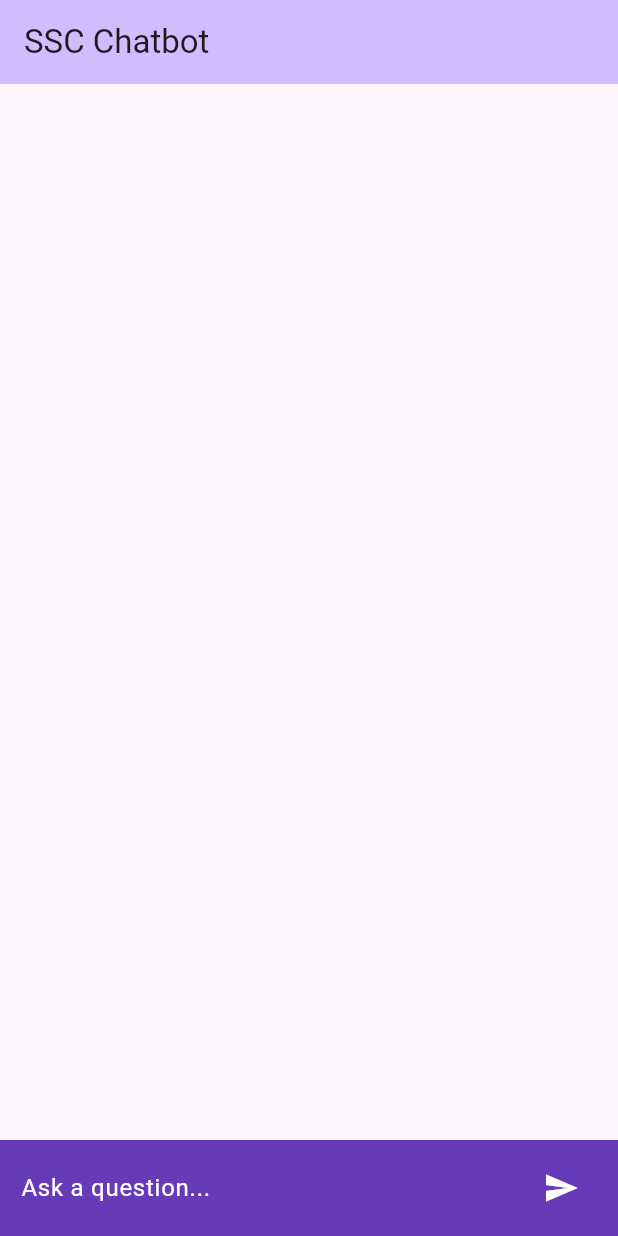
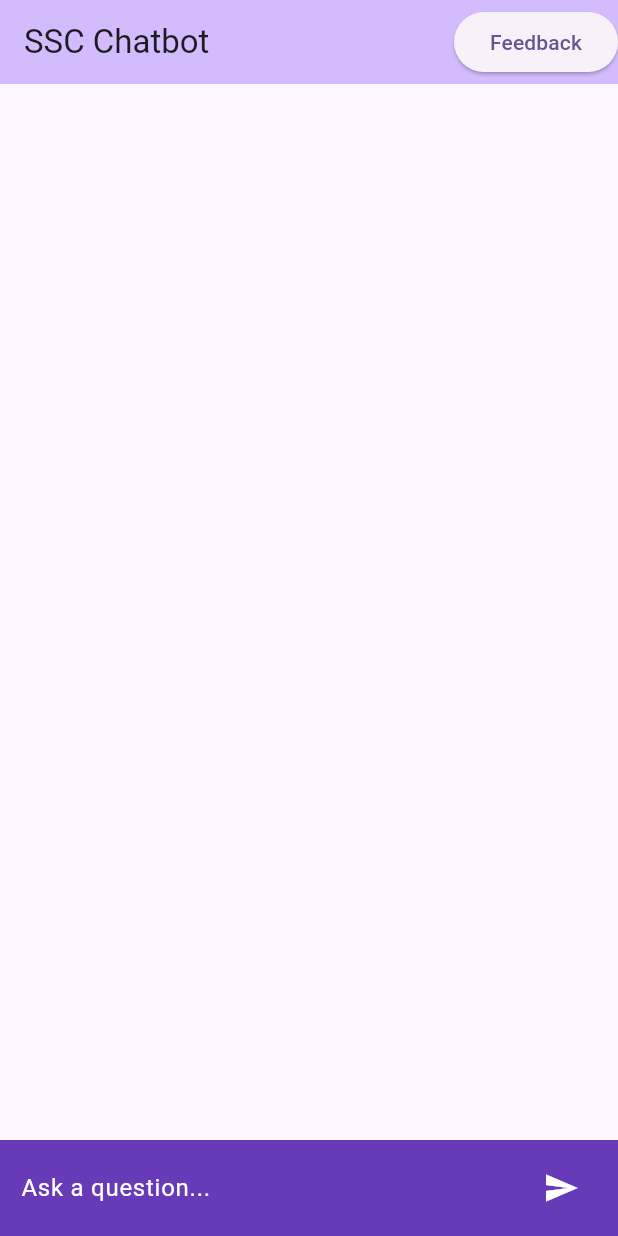
Before and after one commit to dto-btn/chatbot-ui, a Flutter app: the screen it shows after launch, on a phone screen of 412 x 824 dp. Run offline on Flutter 3.47's test engine with Material 2 defaults, Android fonts, the phone set to English and light mode, and no system bars.

Commit message:
Added a button to the AppBar for Feedback

```diff
--- a/chatbot_ui/lib/main.dart
+++ b/chatbot_ui/lib/main.dart
@@ -3,6 +3,7 @@ import 'dart:convert';
 import 'package:chatbot_ui/messages.dart';
 import 'package:flutter/material.dart';
 import 'package:http/http.dart' as http;
+import 'package:url_launcher/link.dart';
 
 void main() {
   runApp(const MyApp());
@@ -47,6 +48,15 @@ class _MyHomePageState extends State<MyHomePage> {
       appBar: AppBar(
         backgroundColor: Theme.of(context).colorScheme.inversePrimary,
         title: Text(widget.title),
+        actions: <Widget>[
+          Link(
+            uri: Uri.parse('https://forms.office.com/r/dPvsZykMSy'),
+            builder: (context, followLink) => ElevatedButton(
+              onPressed: followLink,
+              child: Text('Feedback')
+            )
+          )
+        ],
       ),
       body: Container(
         child: Column(
--- a/chatbot_ui/pubspec.yaml
+++ b/chatbot_ui/pubspec.yaml
@@ -36,6 +36,7 @@ dependencies:
   # Use with the CupertinoIcons class for iOS style icons.
   cupertino_icons: ^1.0.2
   http: ^1.0.0
+  url_launcher: ^6.1.11
 
 dev_dependencies:
   flutter_test:
```
Also changed, not shown: chatbot_ui/pubspec.lock, 5 other files.
